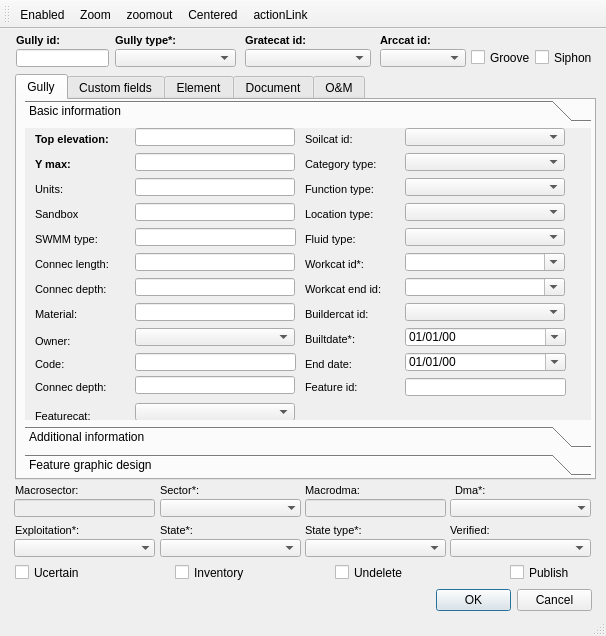
The window that init_ui/ud_man_gully.ui (Giswater/giswater_qgis_plugin) describes before a commit, drawn with Qt 5.
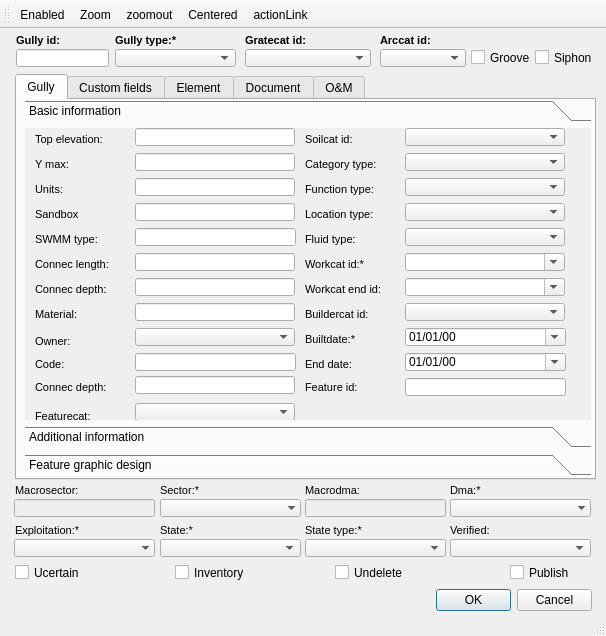
The same window after the commit. Icons and pictures are not drawn. Custom widgets are drawn as their Qt base class.

What changed in the file:
```diff
--- a/init_ui/ud_man_gully.ui
+++ b/init_ui/ud_man_gully.ui
@@ -187,7 +187,7 @@
          <enum>QFrame::Plain</enum>
         </property>
         <property name="text">
-         <string>Builtdate*:</string>
+         <string>Builtdate:*</string>
         </property>
         <property name="textFormat">
          <enum>Qt::AutoText</enum>
@@ -313,8 +313,8 @@
         <property name="font">
          <font>
           <pointsize>8</pointsize>
-          <weight>75</weight>
-          <bold>true</bold>
+          <weight>50</weight>
+          <bold>false</bold>
          </font>
         </property>
         <property name="frameShape">
@@ -352,8 +352,8 @@
         <property name="font">
          <font>
           <pointsize>8</pointsize>
-          <weight>75</weight>
-          <bold>true</bold>
+          <weight>50</weight>
+          <bold>false</bold>
          </font>
         </property>
         <property name="frameShape">
@@ -390,7 +390,7 @@
          <enum>QFrame::Plain</enum>
         </property>
         <property name="text">
-         <string>Workcat id*:</string>
+         <string>Workcat id:*</string>
         </property>
         <property name="textFormat">
          <enum>Qt::AutoText</enum>
@@ -3138,7 +3138,7 @@
      <enum>QFrame::Plain</enum>
     </property>
     <property name="text">
-     <string>State type*:</string>
+     <string>State type:*</string>
     </property>
     <property name="textFormat">
      <enum>Qt::AutoText</enum>
@@ -3176,7 +3176,7 @@
      <enum>QFrame::Plain</enum>
     </property>
     <property name="text">
-     <string>Exploitation*:</string>
+     <string>Exploitation:*</string>
     </property>
     <property name="textFormat">
      <enum>Qt::AutoText</enum>
@@ -3248,7 +3248,7 @@
      <enum>QFrame::Plain</enum>
     </property>
     <property name="text">
-     <string>State*:</string>
+     <string>State:*</string>
     </property>
     <property name="textFormat">
      <enum>Qt::AutoText</enum>
@@ -3331,7 +3331,7 @@
    <widget class="QLabel" name="label_dma">
     <property name="geometry">
      <rect>
-      <x>455</x>
+      <x>450</x>
       <y>450</y>
       <width>90</width>
       <height>22</height>
@@ -3352,7 +3352,7 @@
      <enum>QFrame::Plain</enum>
     </property>
     <property name="text">
-     <string>Dma*:</string>
+     <string>Dma:*</string>
     </property>
     <property name="textFormat">
      <enum>Qt::AutoText</enum>
@@ -3391,7 +3391,7 @@
      <enum>QFrame::Plain</enum>
     </property>
     <property name="text">
-     <string>Sector*:</string>
+     <string>Sector:*</string>
     </property>
     <property name="textFormat">
      <enum>Qt::AutoText</enum>
@@ -3439,7 +3439,7 @@
      <enum>QFrame::Plain</enum>
     </property>
     <property name="text">
-     <string>Gully type*:</string>
+     <string>Gully type:*</string>
     </property>
     <property name="textFormat">
      <enum>Qt::AutoText</enum>
```
Left out of the diff: 8 changed lines with no effect on the pictures.
